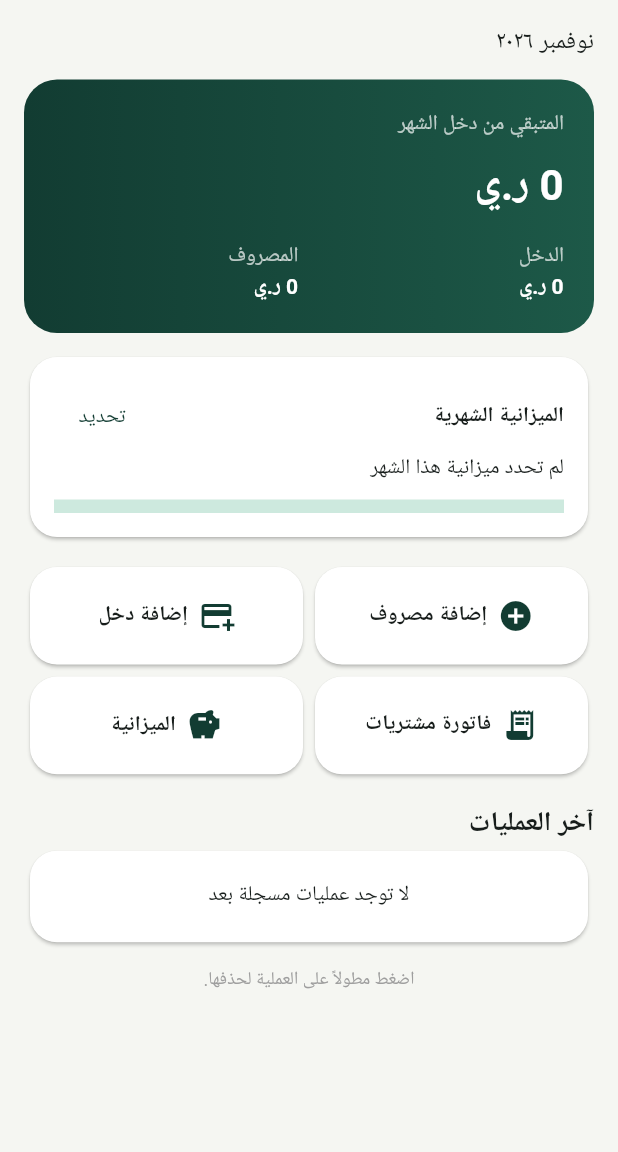
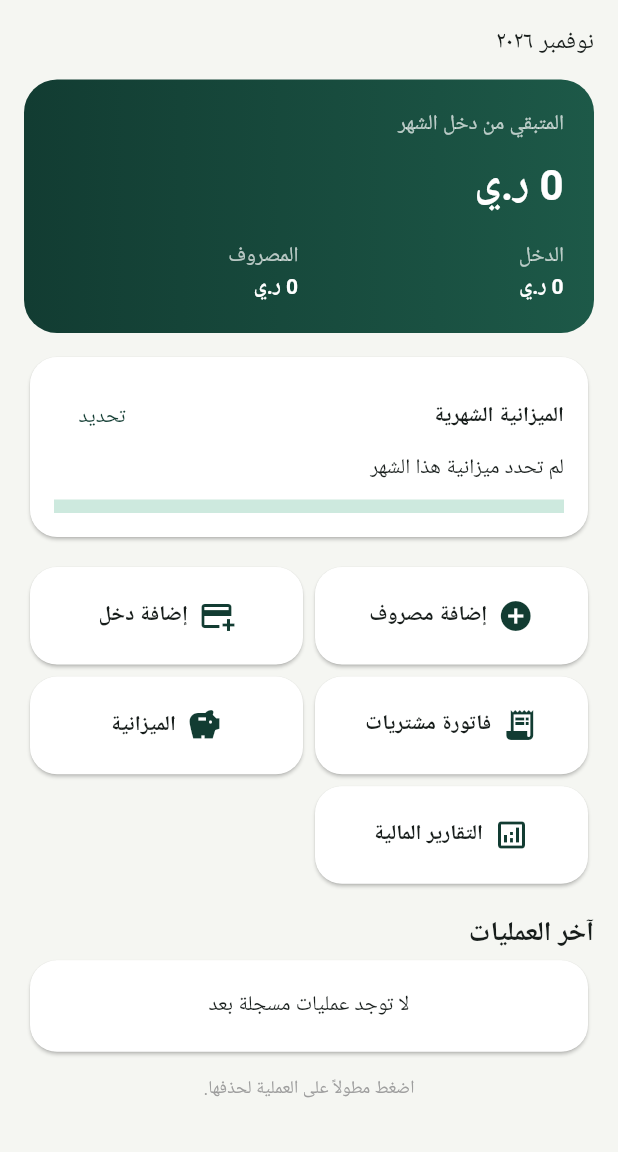
Before and after one commit to anwsaaa-commits/Mizaniyat-Bayti-, a Flutter app: the screen it shows after launch, on a phone screen of 412 x 824 dp, the part 84-1236 px from its top. Run offline on Flutter 3.47's test engine with Material 3 defaults, Android fonts, the phone set to English and light mode, and no system bars; our stand-ins replace sqflite; accounts and stored records are empty.

Commit message:
Add financial reports entry to home

```diff
--- a/lib/features/home/home_screen.dart
+++ b/lib/features/home/home_screen.dart
@@ -4,6 +4,7 @@ import 'package:intl/intl.dart';
 import '../../core/constants/app_constants.dart';
 import '../../core/theme/app_theme.dart';
 import '../../database/app_database.dart';
+import '../reports/reports_screen.dart';
 
 class HomeScreen extends StatefulWidget {
   const HomeScreen({super.key});
@@ -269,6 +270,11 @@ class _HomeScreenState extends State<HomeScreen> {
                       'الميزانية',
                       Icons.savings,
                       _editBudget,
+                    ),
+                    _ActionTile(
+                      'التقارير المالية',
+                      Icons.analytics_outlined,
+                      () => Navigator.push(context, MaterialPageRoute(builder: (_) => const ReportsScreen())),
                     ),
                   ],
                 ),
```
